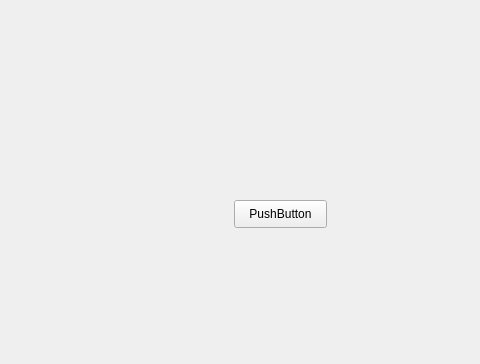
Before: the Qt Designer form mainwindow.ui in hefeijinbo/EasyDL, drawn with Qt 5; both pictures show x 106 to 586 and y 0 to 364 of the 800 by 600 pixel window.
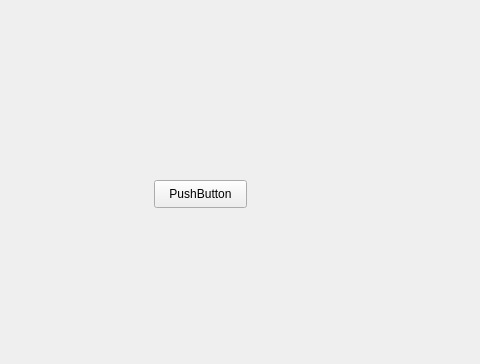
After: the same form once the commit is applied.

Diff of the .ui file:
```diff
--- a/mainwindow.ui
+++ b/mainwindow.ui
@@ -17,8 +17,8 @@
    <widget class="QPushButton" name="pushButton">
     <property name="geometry">
      <rect>
-      <x>340</x>
-      <y>200</y>
+      <x>260</x>
+      <y>180</y>
       <width>93</width>
       <height>28</height>
      </rect>
```
